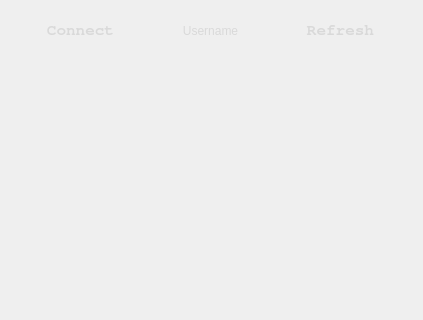
This is Asteroids+Aliens/clientwindow.ui in captaintino/project-destiny as Qt 5 draws it before an edit; both pictures show x 0 to 423 and y 0 to 320 of the 423 by 458 pixel window. The edited form follows.
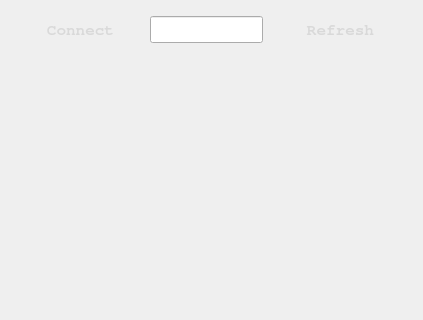
This is the edited form. Icons and pictures are not drawn.

Commit message: Added some username functionality and added newlines to the client.

Patch:
```diff
--- a/Asteroids+Aliens/clientwindow.ui
+++ b/Asteroids+Aliens/clientwindow.ui
@@ -90,23 +90,17 @@
      <bool>true</bool>
     </property>
    </widget>
-   <widget class="QLabel" name="lblUserName">
+   <widget class="QLineEdit" name="lnUserName">
     <property name="geometry">
      <rect>
-      <x>160</x>
-      <y>20</y>
-      <width>101</width>
-      <height>41</height>
+      <x>150</x>
+      <y>26</y>
+      <width>113</width>
+      <height>27</height>
      </rect>
     </property>
     <property name="styleSheet">
-     <string notr="true">color:rgb(217, 217, 217)</string>
-    </property>
-    <property name="text">
-     <string>Username</string>
-    </property>
-    <property name="alignment">
-     <set>Qt::AlignCenter</set>
+     <string notr="true"/>
     </property>
    </widget>
   </widget>
```
The commit also changes 5 other files.
